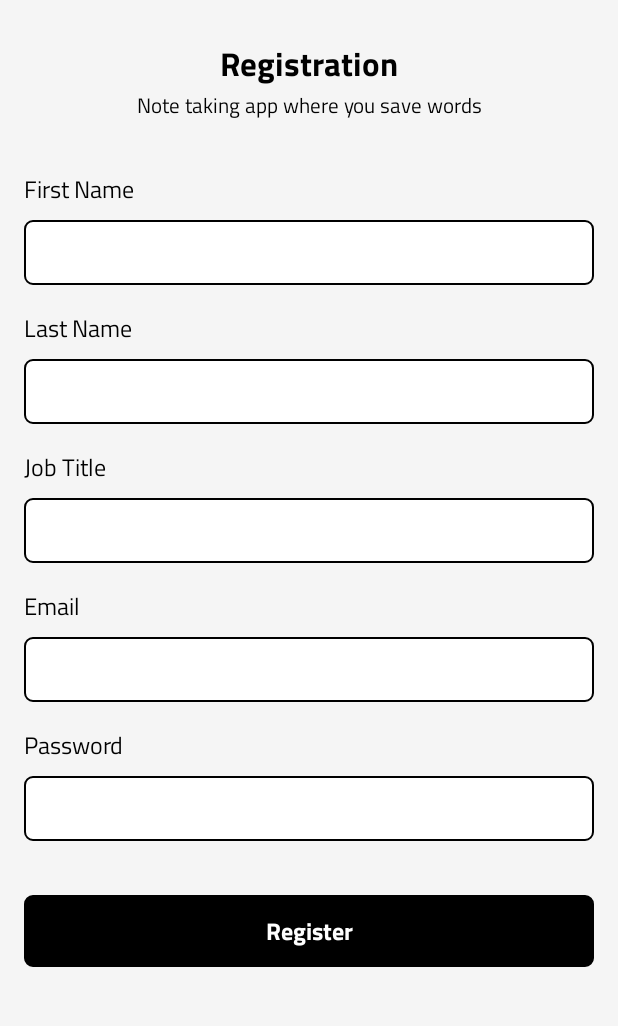
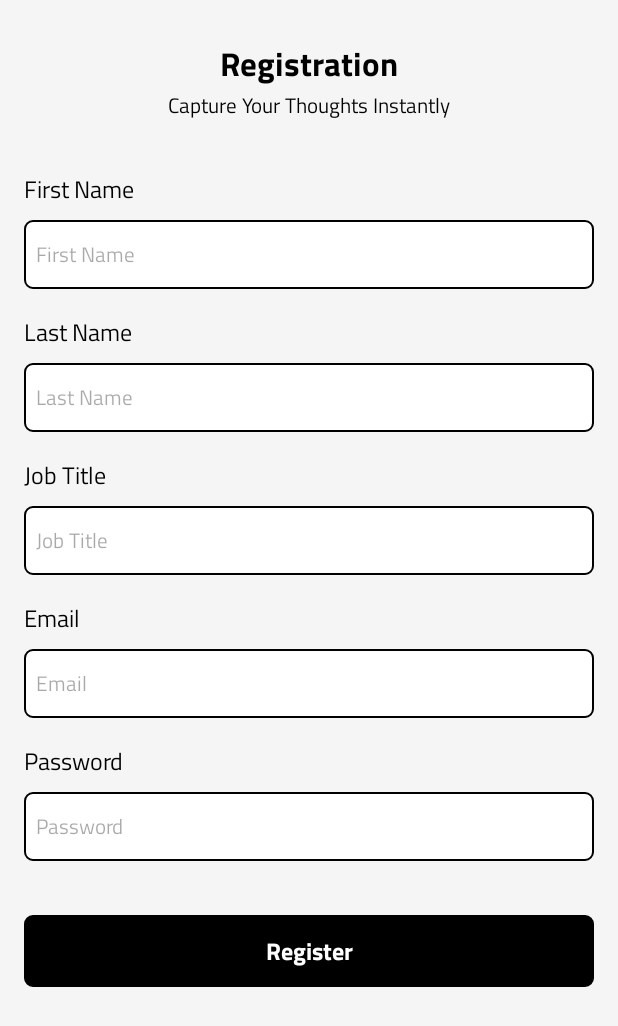
Before and after one commit to talhayi/NoteAppFirebase, an Android app: the screen it shows after launch (MainActivity), after a tap on "Haven’t registered yet?", on a phone screen of 412 x 824 dp. Shown: the top 1026 px of the screen. Run offline under Robolectric (Android 15) with nearby library versions, the light colour scheme and no system bars; our stand-ins replace Dagger/Hilt's generated code, Firebase (no records; nobody signed in at launch, a user with empty details on screens opened directly).

```diff
--- a/app/src/main/java/com/example/firebaseexample/data/repository/NoteRepository.kt
+++ b/app/src/main/java/com/example/firebaseexample/data/repository/NoteRepository.kt
@@ -7,9 +7,9 @@ import com.example.firebaseexample.util.UIState
 
 interface NoteRepository {
     fun getNotes(user: User?, result: (UIState<List<Note>>)-> Unit)
-    fun addNote(note: Note, result: (UIState<Pair<Note,String>>) -> Unit)
-    fun updateNote(note: Note, result: (UIState<String>)-> Unit)
-    fun deleteNote(note: Note, result: (UIState<String>)-> Unit)
+    fun addNote(note: Note, result: (UIState<Note>) -> Unit)
+    fun updateNote(note: Note, result: (UIState<Note>)-> Unit)
+    fun deleteNote(note: Note, result: (UIState<Note>)-> Unit)
     suspend fun uploadSingleFile(fileUri: Uri, onResult: (UIState<Uri>) -> Unit)
     suspend fun uploadMultipleFile(fileUri: List<Uri>, onResult: (UIState<List<Uri>>) -> Unit)
 }
--- a/app/src/main/res/layout/fragment_forgot_password.xml
+++ b/app/src/main/res/layout/fragment_forgot_password.xml
@@ -24,7 +24,7 @@
         android:layout_width="wrap_content"
         android:layout_height="wrap_content"
         android:fontFamily="@font/titillium_web_regular"
-        android:text="@string/note_taking_app_where_you_save_words"
+        android:text="@string/capture_your_thoughts_instantly"
         android:textColor="@color/black"
         android:textSize="14sp"
         app:layout_constraintEnd_toEndOf="parent"
@@ -59,6 +59,8 @@
         android:inputType="textEmailAddress"
         android:textColor="@color/black"
         android:textSize="14sp"
+        android:hint="@string/email"
+        android:autofillHints="emailAddress"
         app:layout_constraintEnd_toEndOf="parent"
         app:layout_constraintHorizontal_bias="0.0"
         app:layout_constraintStart_toStartOf="parent"
--- a/app/src/main/res/layout/fragment_login.xml
+++ b/app/src/main/res/layout/fragment_login.xml
@@ -25,7 +25,7 @@
         android:layout_width="wrap_content"
         android:layout_height="wrap_content"
         android:fontFamily="@font/titillium_web_regular"
-        android:text="@string/note_taking_app_where_you_save_words"
+        android:text="@string/capture_your_thoughts_instantly"
         android:textColor="@color/black"
         android:textSize="14sp"
         app:layout_constraintEnd_toEndOf="parent"
@@ -60,6 +60,8 @@
         android:inputType="textEmailAddress"
         android:textColor="@color/black"
         android:textSize="14sp"
+        android:hint="@string/email"
+        android:autofillHints="emailAddress"
         app:layout_constraintEnd_toEndOf="parent"
         app:layout_constraintHorizontal_bias="0.0"
         app:layout_constraintStart_toStartOf="parent"
@@ -89,6 +91,8 @@
         android:inputType="textPassword"
         android:textColor="@color/black"
         android:textSize="14sp"
+        android:hint="@string/password"
+        android:autofillHints="password"
         app:layout_constraintEnd_toEndOf="@+id/email_et"
         app:layout_constraintHorizontal_bias="0.0"
         app:layout_constraintStart_toStartOf="@+id/email_et"
--- a/app/src/main/res/layout/fragment_register.xml
+++ b/app/src/main/res/layout/fragment_register.xml
@@ -23,7 +23,7 @@
         android:layout_width="wrap_content"
         android:layout_height="wrap_content"
         android:fontFamily="@font/titillium_web_regular"
-        android:text="@string/note_taking_app_where_you_save_words"
+        android:text="@string/capture_your_thoughts_instantly"
         android:textColor="@color/black"
         android:textSize="14sp"
         app:layout_constraintEnd_toEndOf="parent"
@@ -58,6 +58,8 @@
         android:inputType="textPersonName"
         android:textColor="@color/black"
         android:textSize="14sp"
+        android:hint="@string/first_name"
+        android:autofillHints="name"
         app:layout_constraintEnd_toEndOf="parent"
         app:layout_constraintHorizontal_bias="0.0"
         app:layout_constraintStart_toStartOf="parent"
@@ -91,6 +93,8 @@
         android:inputType="textPersonName"
         android:textColor="@color/black"
         android:textSize="14sp"
+        android:hint="@string/last_name"
+        android:autofillHints="name"
         app:layout_constraintEnd_toEndOf="parent"
         app:layout_constraintHorizontal_bias="0.0"
         app:layout_constraintStart_toStartOf="parent"
@@ -124,6 +128,8 @@
         android:inputType="textPersonName"
         android:textColor="@color/black"
         android:textSize="14sp"
+        android:hint="@string/job_title"
+        android:autofillHints="name"
         app:layout_constraintEnd_toEndOf="parent"
         app:layout_constraintHorizontal_bias="0.0"
         app:layout_constraintStart_toStartOf="parent"
@@ -157,6 +163,8 @@
         android:inputType="textEmailAddress"
         android:textColor="@color/black"
         android:textSize="14sp"
+        android:hint="@string/email"
+        android:autofillHints="emailAddress"
         app:layout_constraintEnd_toEndOf="parent"
         app:layout_constraintHorizontal_bias="0.0"
         app:layout_constraintStart_toStartOf="parent"
@@ -186,6 +194,8 @@
         android:inputType="textPassword"
         android:textColor="@color/black"
         android:textSize="14sp"
+        android:hint="@string/password"
+        android:autofillHints="password"
         app:layout_constraintEnd_toEndOf="@+id/email_et"
         app:layout_constraintHorizontal_bias="0.0"
         app:layout_constraintStart_toStartOf="@+id/email_et"
--- a/app/src/main/res/values/strings.xml
+++ b/app/src/main/res/values/strings.xml
@@ -26,7 +26,7 @@
     <string name="tags">Tags</string>
     <string name="description">Description</string>
     <string name="registration">Registration</string>
-    <string name="note_taking_app_where_you_save_words">Note taking app where you save words</string>
+    <string name="capture_your_thoughts_instantly">Capture Your Thoughts Instantly"</string>
     <string name="first_name">First Name</string>
     <string name="last_name">Last Name</string>
     <string name="job_title">Job Title</string>
@@ -39,12 +39,32 @@
     <string name="enter_email">Enter email address</string>
     <string name="invalid_email">Invalid email entered</string>
     <string name="enter_password">Enter password</string>
-    <string name="invalid_password">Your password must be at least 8 characters</string>
+    <string name="invalid_password">Your password must be at least 6 characters</string>
     <string name="login">Login</string>
     <string name="forgot_password">Forgot Password?</string>
     <string name="haven_t_registered_yet">Haven’t registered yet?</string>
-    <!-- TODO: Remove or change this placeholder text -->
-    <string name="hello_blank_fragment">Hello blank fragment</string>
     <string name="send">Send</string>
     <string name="images">Images</string>
+    <string name="success_note_created">Note has been created successfully</string>
+    <string name="failure_note_create">Failed to create note</string>
+    <string name="success_note_updated">Note has been updated successfully</string>
+    <string name="failure_note_update">Failed to update note</string>
+    <string name="success_note_deleted">Note successfully deleted</string>
+    <string name="failure_note_delete">Failed to delete note</string>
+    <string name="registration_success">User register successfully!</string>
+    <string name="registration_failed_password">Authentication failed, Password should be at least 6 characters</string>
+    <string name="registration_failed_email">Authentication failed, Invalid email entered</string>
+    <string name="registration_failed_user_collision">Authentication failed, Email already registered.</string>
+    <string name="registration_session_failed">User register successfully but session failed to store</string>
+    <string name="registration_session_fail">registration_session_fail</string>
+    <string name="update_success">User has been updated successfully</string>
+    <string name="login_successful">Login successfully!</string>
+    <string name="login_success">login_success</string>
+    <string name="login_failed">Authentication failed, Check email and password</string>
+    <string name="forgot_password_successful">Email has been sent</string>
+    <string name="forgot_password_success">forgot_password_success</string>
+    <string name="forgot_password_failed">Authentication failed, Check email</string>
+    <string name="logout_success">Logout successful</string>
+    <string name="session_failed">Failed to store local session</string>
+
 </resources>
```
Also changed, not shown: app/src/main/java/com/example/firebaseexample/data/repository/AuthRepositoryImpl.kt (+7 -21 lines), app/src/main/java/com/example/firebaseexample/data/repository/NoteRepositoryImpl.kt (+7 -7 lines), app/src/main/java/com/example/firebaseexample/ui/auth/ForgotPasswordFragment.kt (+9 -6 lines), app/src/main/java/com/example/firebaseexample/ui/auth/LoginFragment.kt (+6 -2 lines), app/src/main/java/com/example/firebaseexample/ui/auth/RegisterFragment.kt (+7 -3 lines), app/src/main/java/com/example/firebaseexample/ui/note/NoteDetailFragment.kt (+14 -12 lines), app/src/main/java/com/example/firebaseexample/ui/note/NoteViewModel.kt (+8 -8 lines), 1 other file.
